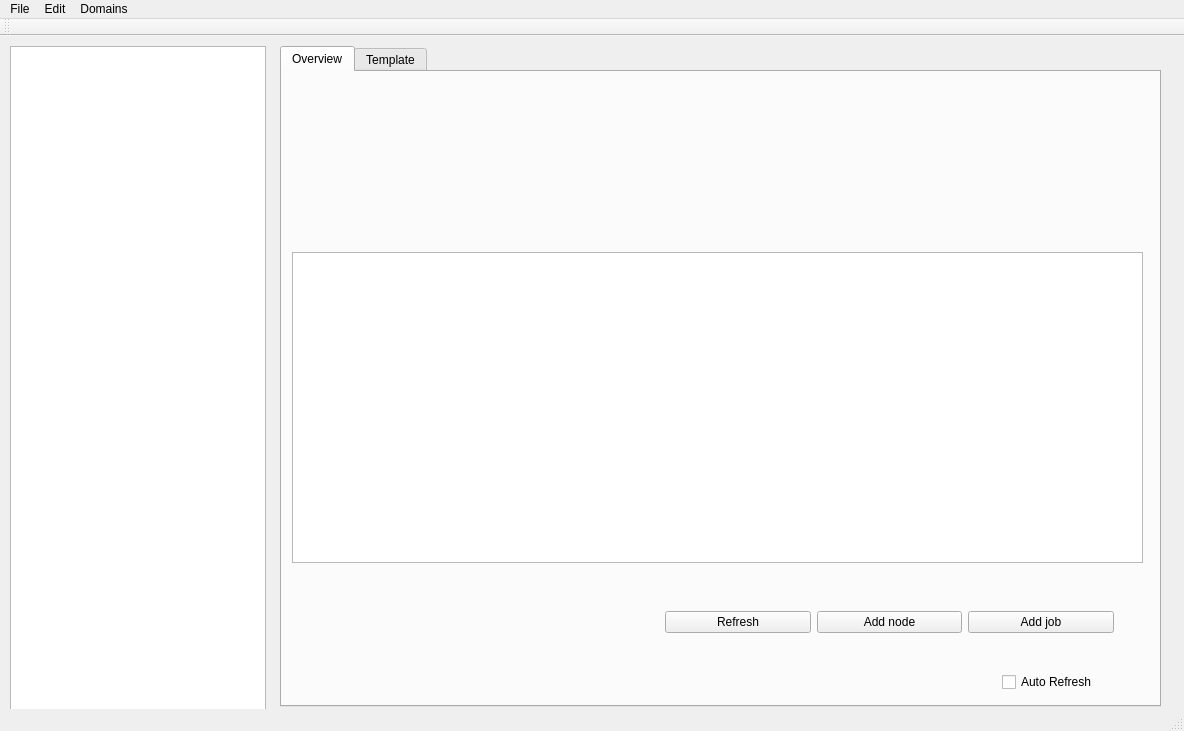
First picture: the form in ui/main_window.ui, repository mgrzybek/ows-qt-console, before the edit.
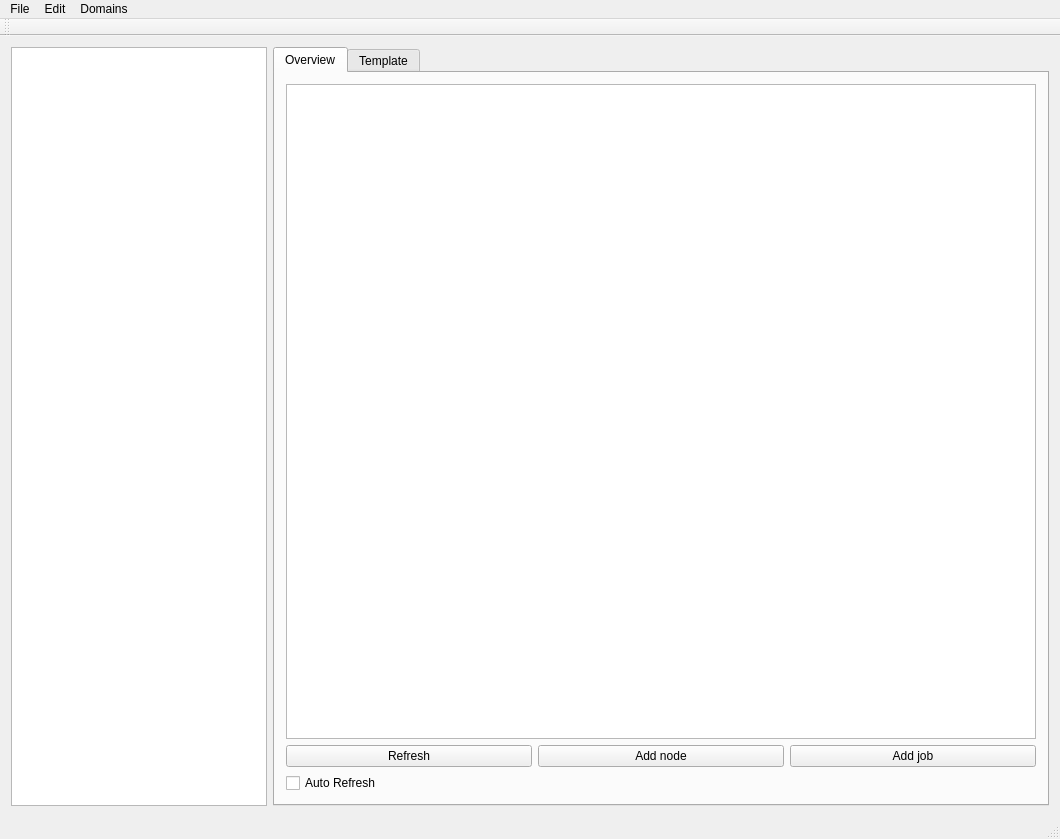
Second picture: the form after the edit.

Diff of the .ui file:
```diff
--- a/ui/main_window.ui
+++ b/ui/main_window.ui
@@ -6,33 +6,36 @@
    <rect>
     <x>0</x>
     <y>0</y>
-    <width>1184</width>
-    <height>731</height>
+    <width>1060</width>
+    <height>839</height>
    </rect>
   </property>
   <property name="windowTitle">
    <string>OWS Qt Console</string>
   </property>
   <widget class="QWidget" name="centralWidget">
+   <layout class="QHBoxLayout" name="horizontalLayout_2">
+    <item>
    <widget class="QTreeView" name="nodes_tree">
-    <property name="geometry">
-     <rect>
-      <x>10</x>
-      <y>10</y>
-      <width>256</width>
-      <height>671</height>
-     </rect>
-    </property>
-   </widget>
+      <property name="enabled">
+       <bool>true</bool>
+      </property>
+      <property name="sizePolicy">
+       <sizepolicy hsizetype="Fixed" vsizetype="Expanding">
+        <horstretch>0</horstretch>
+        <verstretch>0</verstretch>
+       </sizepolicy>
+      </property>
+      <property name="editTriggers">
+       <set>QAbstractItemView::NoEditTriggers</set>
+      </property>
+      <property name="sortingEnabled">
+       <bool>true</bool>
+      </property>
+     </widget>
+    </item>
+    <item>
    <widget class="QTabWidget" name="tabWidget">
-    <property name="geometry">
-     <rect>
-      <x>280</x>
-      <y>10</y>
-      <width>881</width>
-      <height>661</height>
-     </rect>
-    </property>
     <property name="currentIndex">
      <number>0</number>
     </property>
@@ -40,25 +43,11 @@
      <attribute name="title">
       <string>Overview</string>
      </attribute>
-     <widget class="QTableView" name="jobs_view">
-      <property name="geometry">
-       <rect>
-        <x>10</x>
-        <y>180</y>
-        <width>851</width>
-        <height>311</height>
-       </rect>
-      </property>
-     </widget>
-     <widget class="QWidget" name="horizontalLayoutWidget">
-      <property name="geometry">
-       <rect>
-        <x>372</x>
-        <y>510</y>
-        <width>471</width>
-        <height>80</height>
-       </rect>
-      </property>
+       <layout class="QVBoxLayout" name="verticalLayout">
+        <item>
+         <widget class="QTableView" name="jobs_view"/>
+        </item>
+        <item>
       <layout class="QHBoxLayout" name="horizontalLayout">
        <item>
         <widget class="QPushButton" name="get_nodes_button">
@@ -82,20 +71,15 @@
         </widget>
        </item>
       </layout>
-     </widget>
+        </item>
+        <item>
      <widget class="QCheckBox" name="auto_refresh_check">
-      <property name="geometry">
-       <rect>
-        <x>720</x>
-        <y>600</y>
-        <width>111</width>
-        <height>20</height>
-       </rect>
-      </property>
       <property name="text">
        <string>Auto Refresh</string>
       </property>
      </widget>
+        </item>
+       </layout>
     </widget>
     <widget class="QWidget" name="template_tab">
      <attribute name="title">
@@ -103,13 +87,15 @@
      </attribute>
     </widget>
    </widget>
+    </item>
+   </layout>
   </widget>
   <widget class="QMenuBar" name="menuBar">
    <property name="geometry">
     <rect>
      <x>0</x>
      <y>0</y>
-     <width>1184</width>
+     <width>1060</width>
      <height>22</height>
     </rect>
    </property>
```
Lines whose indentation alone changed are shown as unchanged.
